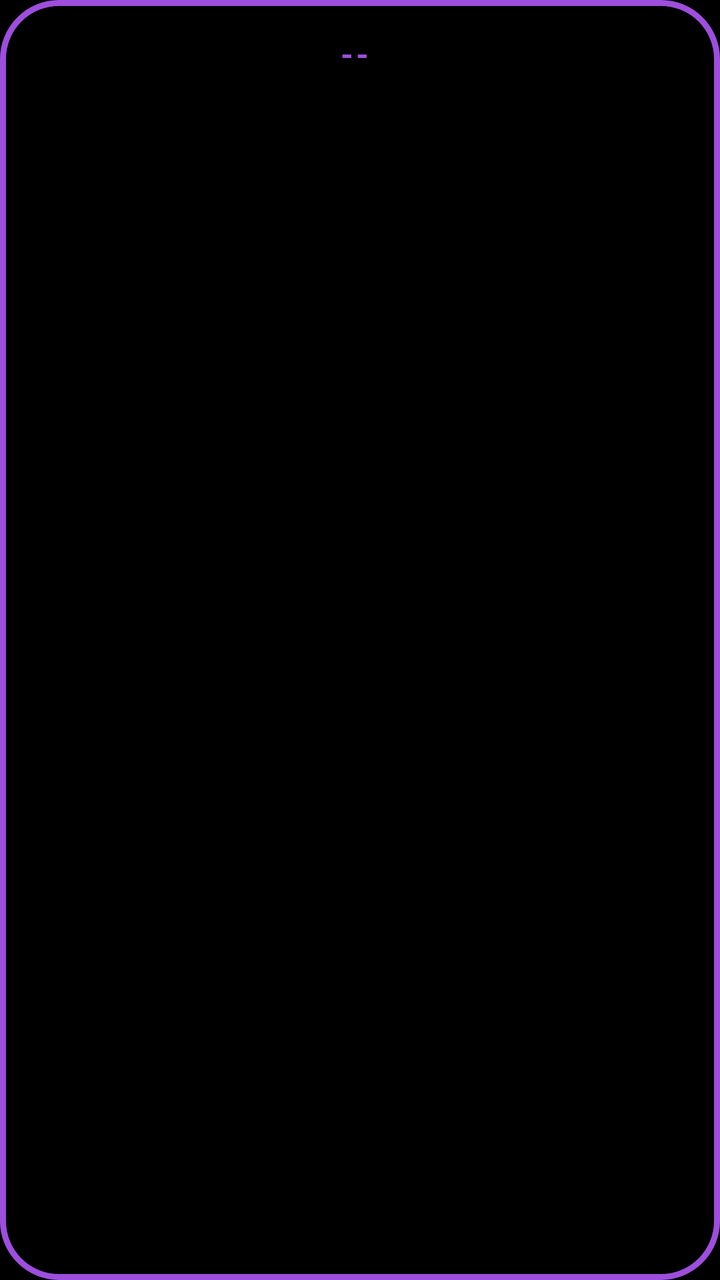
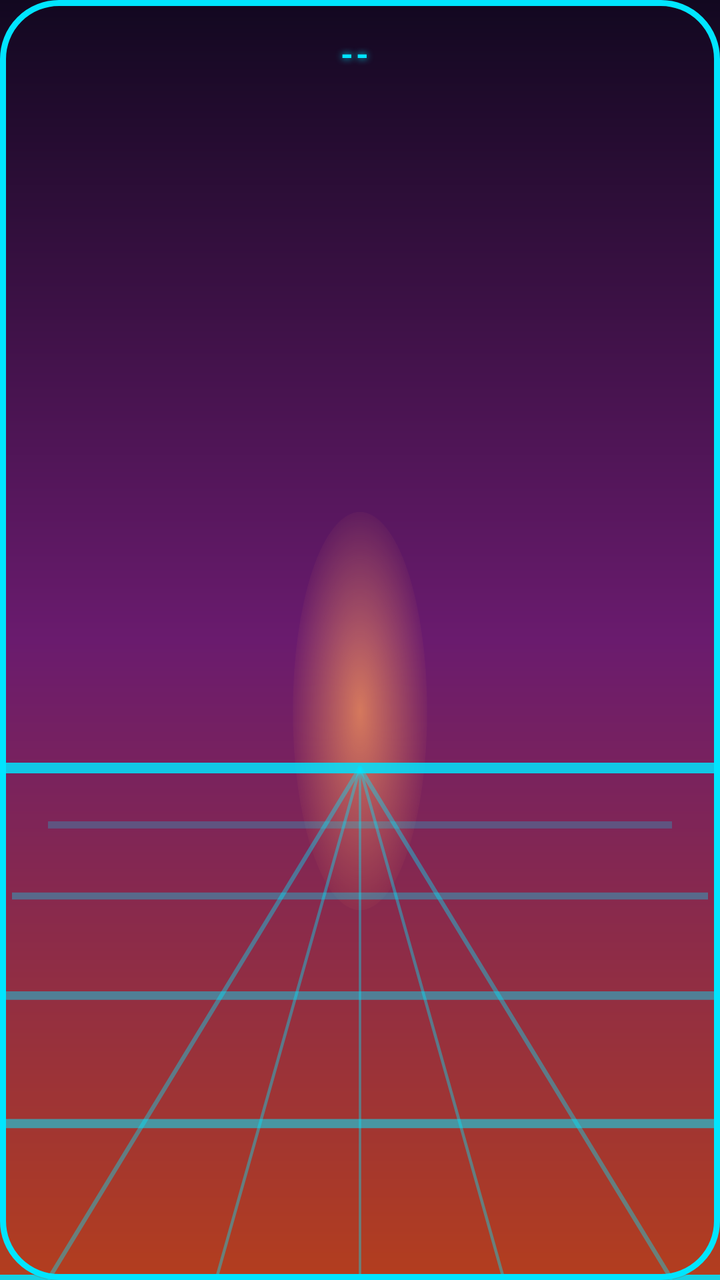

Two renders of the same Android screen: before a commit and after it. Below are the layout's source before the change and the commit's diff.
<!-- AndroidManifest.xml: application theme Theme.SysMonWidget -->
<!-- res/layout/widget_sysmon.xml -->
<?xml version="1.0" encoding="utf-8"?>
<LinearLayout xmlns:android="http://schemas.android.com/apk/res/android"
    android:id="@+id/widgetRoot"
    android:layout_width="match_parent"
    android:layout_height="match_parent"
    android:orientation="vertical"
    android:background="@drawable/widget_background"
    android:paddingTop="16dp"
    android:paddingBottom="16dp"
    android:paddingStart="16dp"
    android:paddingEnd="16dp">

    
    <LinearLayout
        android:layout_width="match_parent"
        android:layout_height="wrap_content"
        android:orientation="horizontal"
        android:gravity="center_vertical">

        <TextView
            android:id="@+id/titleText"
            android:layout_width="0dp"
            android:layout_height="wrap_content"
            android:layout_weight="1"
            android:textColor="@color/retro_purple"
            android:textSize="16sp"
            android:textStyle="bold"
            android:textAllCaps="true"
            android:letterSpacing="0.08"
            android:gravity="center"
            android:singleLine="true"
            android:ellipsize="end"
            android:text="--" />

        <TextView
            android:id="@+id/ipText"
            android:layout_width="wrap_content"
            android:layout_height="wrap_content"
            android:layout_marginStart="6dp"
            android:textColor="@color/retro_pink"
            android:textSize="11sp"
            android:singleLine="true"
            android:text="" />

    </LinearLayout>

    
    <ListView
        android:id="@+id/statsList"
        android:layout_width="match_parent"
        android:layout_height="0dp"
        android:layout_weight="1"
        android:layout_marginTop="4dp"
        android:divider="@null"
        android:scrollbars="none" />

    
    <TextView
        android:id="@+id/updatedText"
        android:layout_width="match_parent"
        android:layout_height="wrap_content"
        android:layout_marginTop="2dp"
        android:textColor="@color/retro_pink"
        android:textSize="11sp"
        android:gravity="center"
        android:text="" />

</LinearLayout>
<!-- resources referenced by this layout -->
<resources>
  <color name="retro_pink">#FF2E97</color>
  <color name="retro_purple">#9D4EDD</color>
  <!-- drawable widget_background (drawable) -->
  <?xml version="1.0" encoding="utf-8"?>
  <shape xmlns:android="http://schemas.android.com/apk/res/android"
      android:shape="rectangle">
      
      <solid android:color="@color/widget_bg" />
      
      <stroke
          android:width="3dp"
          android:color="@color/retro_purple" />
      
      <corners android:radius="@dimen/widget_corner_radius" />
  </shape>
  <style name="Theme.SysMonWidget" parent="Theme.MaterialComponents.NoActionBar">
          <item name="colorPrimary">@color/retro_blue</item>
          <item name="colorPrimaryDark">@color/black</item>
          <item name="colorAccent">@color/retro_blue</item>
          
          <item name="android:windowBackground">@color/black</item>
          
          <item name="android:textColorPrimary">@color/retro_blue</item>
          <item name="android:textColorSecondary">@color/retro_blue</item>
          
          <item name="android:textColorHint">@color/widget_text_secondary</item>
      </style>
  <color name="widget_bg">#FF000000</color>
  <dimen name="widget_corner_radius">16dp</dimen>
  <color name="retro_blue">#3A86FF</color>
  <color name="black">#000000</color>
  <color name="widget_text_secondary">#B0BEC5</color>
</resources>

<!-- the commit's change to res/layout/widget_sysmon.xml (unified diff, before → after) -->
@@ -22,7 +22,7 @@
             android:layout_width="0dp"
             android:layout_height="wrap_content"
             android:layout_weight="1"
-            android:textColor="@color/retro_purple"
+            android:textColor="@color/retro_cyan"
             android:textSize="16sp"
             android:textStyle="bold"
             android:textAllCaps="true"
@@ -30,6 +30,10 @@
             android:gravity="center"
             android:singleLine="true"
             android:ellipsize="end"
+            android:shadowColor="@color/retro_cyan"
+            android:shadowDx="0"
+            android:shadowDy="0"
+            android:shadowRadius="8"
             android:text="--" />
 
         <TextView
@@ -37,7 +41,7 @@
             android:layout_width="wrap_content"
             android:layout_height="wrap_content"
             android:layout_marginStart="6dp"
-            android:textColor="@color/retro_pink"
+            android:textColor="@color/retro_orange"
             android:textSize="11sp"
             android:singleLine="true"
             android:text="" />
@@ -60,7 +64,7 @@
         android:layout_width="match_parent"
         android:layout_height="wrap_content"
         android:layout_marginTop="2dp"
-        android:textColor="@color/retro_pink"
+        android:textColor="@color/retro_magenta"
         android:textSize="11sp"
         android:gravity="center"
         android:text="" />
<!-- resource entries referenced after the edit -->
@@ -1,36 +1,75 @@
 <!-- resources referenced by this layout -->
 <resources>
-  <color name="retro_pink">#FF2E97</color>
-  <color name="retro_purple">#9D4EDD</color>
+  <color name="retro_cyan">#00E5FF</color>
+  <color name="retro_magenta">#FF4FA3</color>
+  <color name="retro_orange">#FF9F5A</color>
   <!-- drawable widget_background (drawable) -->
   <?xml version="1.0" encoding="utf-8"?>
-  <shape xmlns:android="http://schemas.android.com/apk/res/android"
-      android:shape="rectangle">
+  <layer-list xmlns:android="http://schemas.android.com/apk/res/android">
+  
       
-      <solid android:color="@color/widget_bg" />
+      <item>
+          <shape android:shape="rectangle">
+              
+              <gradient
+                  android:angle="270"
+                  android:startColor="@color/sunset_top"
+                  android:centerColor="@color/sunset_mid"
+                  android:endColor="@color/sunset_bottom" />
+              <corners android:radius="@dimen/widget_corner_radius" />
+          </shape>
+      </item>
+  
       
-      <stroke
-          android:width="3dp"
-          android:color="@color/retro_purple" />
+      <item android:drawable="@drawable/retro_grid_overlay" />
+  
       
-      <corners android:radius="@dimen/widget_corner_radius" />
-  </shape>
+      <item>
+          <shape android:shape="rectangle">
+              <stroke
+                  android:width="3dp"
+                  android:color="@color/retro_cyan" />
+              <corners android:radius="@dimen/widget_corner_radius" />
+          </shape>
+      </item>
+  
+  </layer-list>
   <style name="Theme.SysMonWidget" parent="Theme.MaterialComponents.NoActionBar">
-          <item name="colorPrimary">@color/retro_blue</item>
+          <item name="colorPrimary">@color/retro_cyan</item>
           <item name="colorPrimaryDark">@color/black</item>
-          <item name="colorAccent">@color/retro_blue</item>
+          <item name="colorAccent">@color/retro_cyan</item>
           
-          <item name="android:windowBackground">@color/black</item>
+          <item name="android:windowBackground">@drawable/app_background</item>
           
-          <item name="android:textColorPrimary">@color/retro_blue</item>
-          <item name="android:textColorSecondary">@color/retro_blue</item>
+          <item name="android:textColorPrimary">@color/retro_white</item>
+          <item name="android:textColorSecondary">@color/retro_white</item>
           
           <item name="android:textColorHint">@color/widget_text_secondary</item>
       </style>
-  <color name="widget_bg">#FF000000</color>
+  <color name="sunset_top">#120820</color>
+  <color name="sunset_mid">#6A1B6E</color>
+  <color name="sunset_bottom">#B33E1E</color>
   <dimen name="widget_corner_radius">16dp</dimen>
-  <color name="retro_blue">#3A86FF</color>
+  <!-- drawable retro_grid_overlay: vector/xml drawable (drawable, 2321 chars, omitted) -->
   <color name="black">#000000</color>
+  <!-- drawable app_background (drawable) -->
+  <?xml version="1.0" encoding="utf-8"?>
+  <layer-list xmlns:android="http://schemas.android.com/apk/res/android">
+  
+      <item>
+          <shape android:shape="rectangle">
+              <gradient
+                  android:angle="270"
+                  android:startColor="@color/sunset_top"
+                  android:centerColor="@color/sunset_mid"
+                  android:endColor="@color/sunset_bottom" />
+          </shape>
+      </item>
+  
+      <item android:drawable="@drawable/retro_grid_overlay" />
+  
+  </layer-list>
+  <color name="retro_white">#F2F2FF</color>
   <color name="widget_text_secondary">#B0BEC5</color>
 </resources>
 
